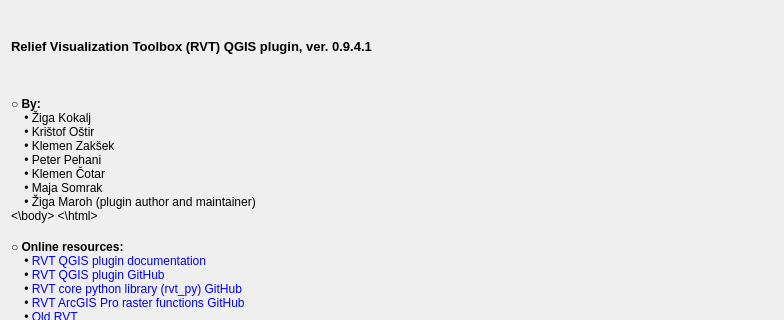
Above: qrvt_dialog_about.ui from EarthObservation/rvt-qgis before the change; both pictures show x 0 to 784 and y 0 to 320 of the 784 by 801 pixel window. Below: the same form after it.
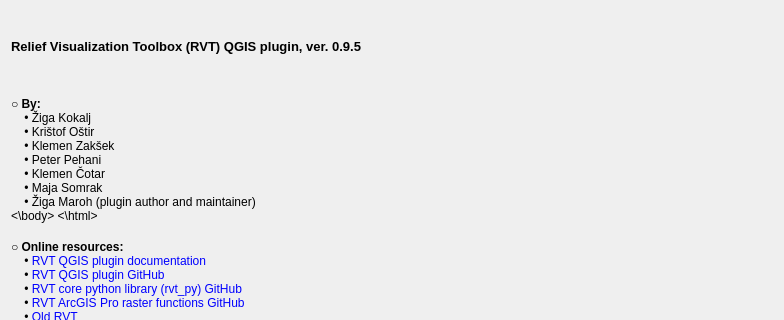
That is the form after the change. Icons and pictures are not drawn.

The edit to the form file:
```diff
--- a/qrvt_dialog_about.ui
+++ b/qrvt_dialog_about.ui
@@ -29,7 +29,7 @@
         </font>
        </property>
        <property name="text">
-        <string>Relief Visualization Toolbox (RVT) QGIS plugin, ver. 0.9.4.1</string>
+        <string>Relief Visualization Toolbox (RVT) QGIS plugin, ver. 0.9.5</string>
        </property>
       </widget>
      </item>
```
